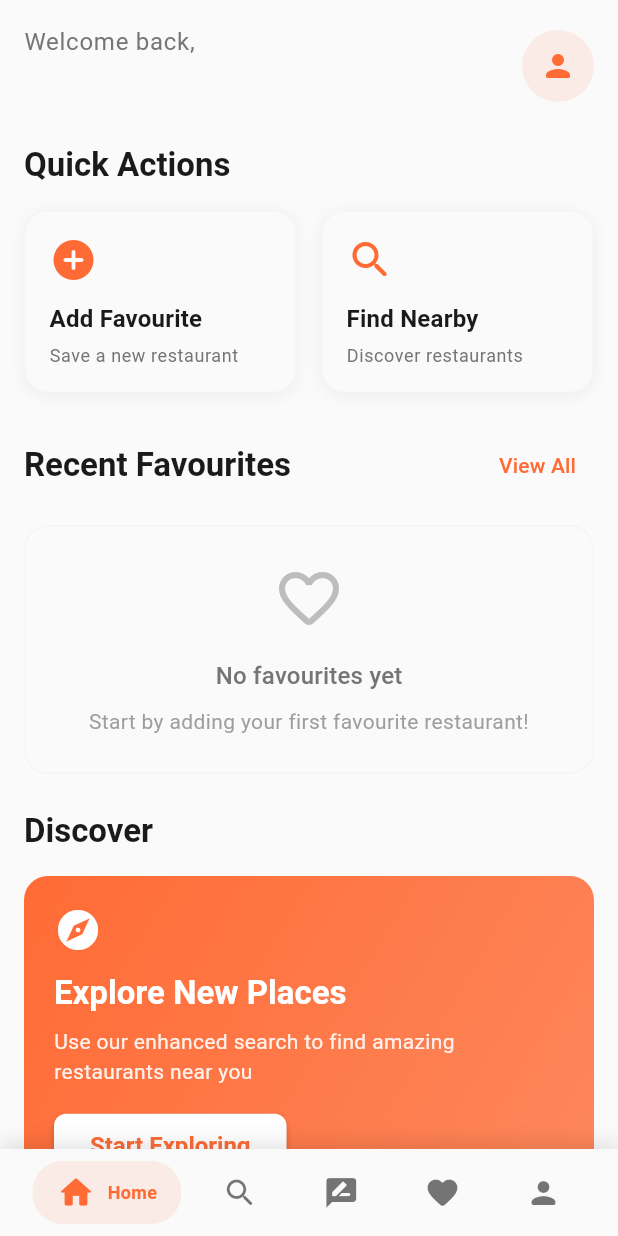
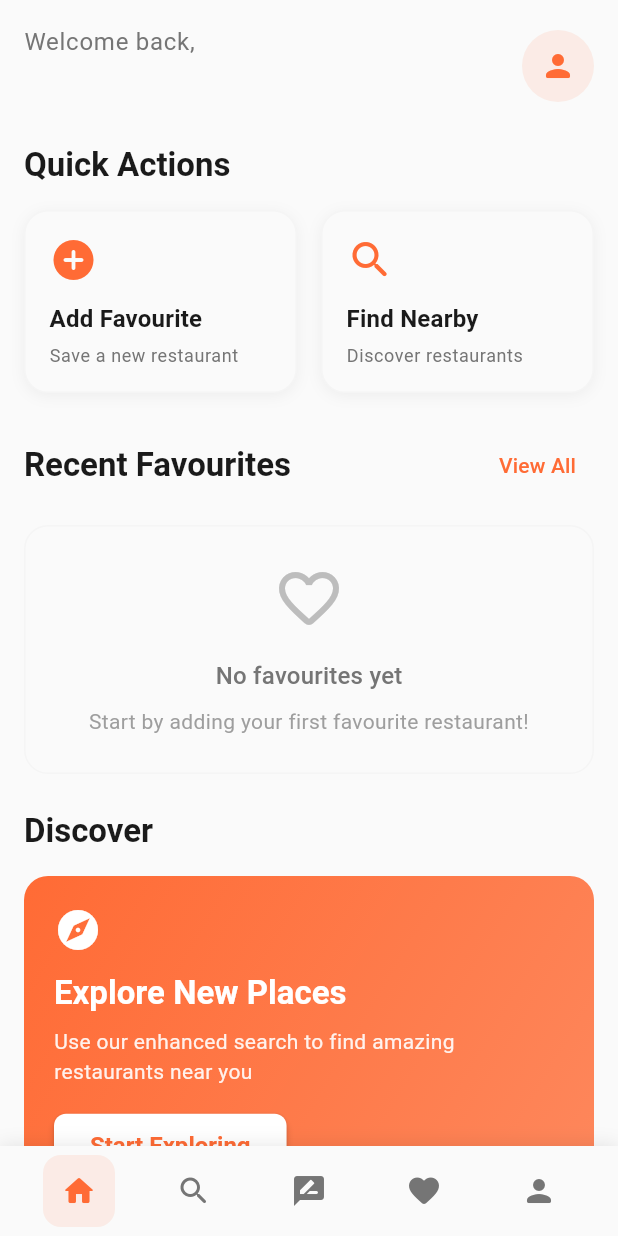
Before and after one commit to manipatnam/crave_food, a Flutter app: the screen it shows once a user with an empty profile is signed in, on a phone screen of 412 x 824 dp. Run offline on Flutter 3.47's test engine with Material 3 defaults, Android fonts, the phone set to English and light mode, and no system bars; our stand-ins replace cached_network_image, cloud_firestore, email_validator, firebase_auth, firebase_core, flutter_dotenv and 4 more; accounts and stored records are empty; generated files the repository leaves out were written again.

Commit message:
overflow nav bar

```diff
--- a/lib/screens/enhanced_home_screen.dart
+++ b/lib/screens/enhanced_home_screen.dart
@@ -111,33 +111,7 @@ class _EnhancedHomeScreenState extends State<EnhancedHomeScreen>
       ),
 
       // Enhanced Bottom Navigation
-      bottomNavigationBar: SlideTransition(
-        position: Tween<Offset>(
-          begin: const Offset(0, 1),
-          end: Offset.zero,
-        ).animate(_bottomNavAnimation),
-        child: Container(
-          decoration: BoxDecoration(
-            color: Theme.of(context).colorScheme.surface,
-            boxShadow: [
-              BoxShadow(
-                color: Colors.black.withOpacity(0.1),
-                blurRadius: 10,
-                offset: const Offset(0, -5),
-              ),
-            ],
-          ),
-          child: SafeArea(
-            child: Padding(
-              padding: const EdgeInsets.symmetric(horizontal: 16, vertical: 8),
-              child: Row(
-                mainAxisAlignment: MainAxisAlignment.spaceAround,
-                children: _buildNavItems(),
-              ),
-            ),
-          ),
-        ),
-      ),
+      bottomNavigationBar: _buildIconOnlyNavigation(),
     floatingActionButton: _selectedIndex == 2 ? // Show only on Reviews tab
         FloatingActionButton(
           onPressed: () {
@@ -158,61 +132,54 @@ class _EnhancedHomeScreenState extends State<EnhancedHomeScreen>
     );
   }
 
-  List<Widget> _buildNavItems() {
-    final items = [
-      {'icon': Icons.home_rounded, 'label': 'Home'},
-      {'icon': Icons.search_rounded, 'label': 'Search'},
-      {'icon': Icons.rate_review_rounded, 'label': 'Reviews'}, // ADD THIS LINE
-      {'icon': Icons.favorite_rounded, 'label': 'Favourites'},
-      {'icon': Icons.person_rounded, 'label': 'Profile'},
-    ];
+  Widget _buildIconOnlyNavigation() {
+    return Container(
+      height: 60, // ✅ CHANGE 1: Fixed height (was dynamic)
+      decoration: BoxDecoration(
+        color: Theme.of(context).colorScheme.surface,
+        boxShadow: [BoxShadow(color: Colors.black.withOpacity(0.1), blurRadius: 10)],
+      ),
+      child: SafeArea(
+        child: Row(
+          mainAxisAlignment: MainAxisAlignment.spaceEvenly, // ✅ CHANGE 2: Even spacing
+          children: [
+            _buildIconOnlyItem(Icons.home_rounded, 'Home', 0),
+            _buildIconOnlyItem(Icons.search_rounded, 'Search', 1),
+            _buildIconOnlyItem(Icons.rate_review_rounded, 'Reviews', 2),
+            _buildIconOnlyItem(Icons.favorite_rounded, 'Favorites', 3),
+            _buildIconOnlyItem(Icons.person_rounded, 'Profile', 4),
+          ],
+        ),
+      ),
+    );
+  }
 
-    return items.asMap().entries.map((entry) {
-      final index = entry.key;
-      final item = entry.value;
-      final isSelected = _selectedIndex == index;
+// ✅ ADDED: Individual icon-only items with tooltips
+  Widget _buildIconOnlyItem(IconData icon, String label, int index) {
+    final isSelected = _selectedIndex == index;
 
-      return GestureDetector(
+    return Tooltip( // ✅ CHANGE 3: Added tooltips for accessibility
+      message: label, // Shows label on long press/hover
+      child: GestureDetector(
         onTap: () => _onItemTapped(index),
-        child: AnimatedContainer(
-          duration: const Duration(milliseconds: 200),
-          padding: const EdgeInsets.symmetric(horizontal: 16, vertical: 8),
+        child: Container(
+          padding: const EdgeInsets.all(12), // ✅ CHANGE 4: Equal padding all sides
           decoration: BoxDecoration(
             color: isSelected
                 ? Theme.of(context).colorScheme.primary.withOpacity(0.1)
-                : Colors.transparent,
-            borderRadius: BorderRadius.circular(20),
+                : null,
+            borderRadius: BorderRadius.circular(12),
           ),
-          child: Row(
-            mainAxisSize: MainAxisSize.min,
-            children: [
-              Icon(
-                item['icon'] as IconData,
-                color: isSelected
-                    ? Theme.of(context).colorScheme.primary
-                    : Theme.of(context).colorScheme.onSurface.withOpacity(0.6),
-                size: isSelected ? 26 : 24,
-              ),
-              if (isSelected) ...[
-                const SizedBox(width: 8),
-                AnimatedOpacity(
-                  opacity: isSelected ? 1.0 : 0.0,
-                  duration: const Duration(milliseconds: 200),
-                  child: Text(
-                    item['label'] as String,
-                    style: TextStyle(
-                      color: Theme.of(context).colorScheme.primary,
-                      fontWeight: FontWeight.w600,
-                      fontSize: 12,
-                    ),
-                  ),
-                ),
-              ],
-            ],
+          child: Icon(
+            icon,
+            color: isSelected
+                ? Theme.of(context).colorScheme.primary
+                : Colors.grey[600],
+            size: 24, // ✅ CHANGE 5: Fixed icon size (no size variations)
           ),
         ),
-      );
-    }).toList();
+      ),
+    );
   }
 }
 
```
